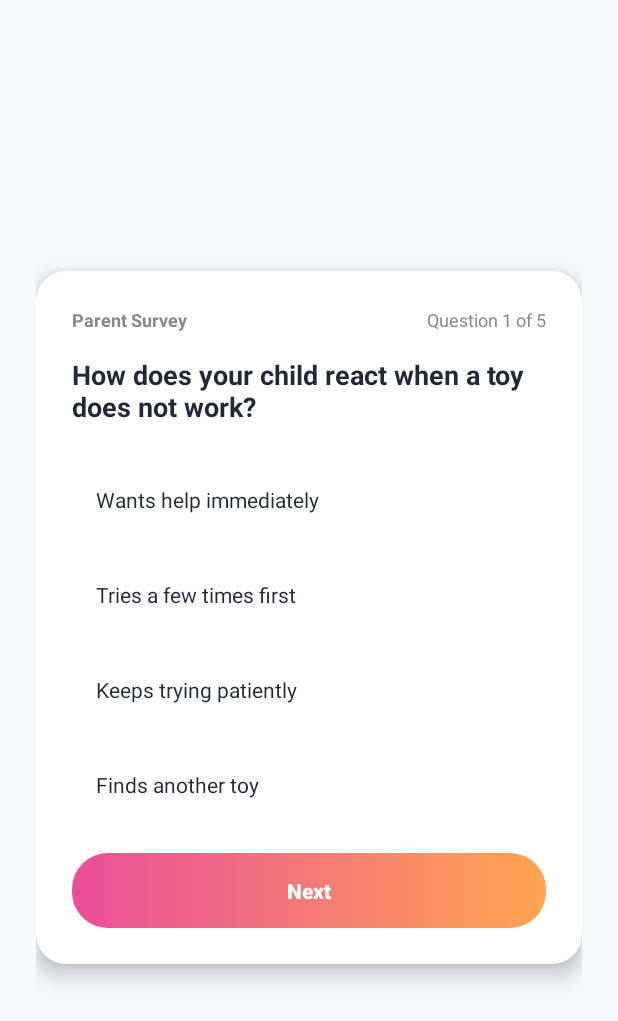
After one commit to shalz2230/Brain_Battle, an Android app built with Jetpack Compose: the PreGameSurveyActivity screen opened directly, with no data from a screen before it, on a phone screen of 412 x 824 dp. The commit adds this screen. Shown: the top 1021 px of the screen. Run offline under Robolectric (Android 15) with nearby library versions, the light colour scheme and no system bars.

Commit message:
Update submodules, validation message polish, and parent questionnaire integration

```diff
--- a/BrainBattle/BrainBattle/app/src/main/AndroidManifest.xml
+++ b/BrainBattle/BrainBattle/app/src/main/AndroidManifest.xml
@@ -69,6 +69,10 @@
         <activity android:name=".ForgotPasswordActivity"/>
         <activity android:name=".ChangePasswordActivity"/>
 
+        <!-- PARENT SURVEY ACTIVITIES -->
+        <activity android:name=".PreGameSurveyActivity" />
+        <activity android:name=".PostGameSurveyActivity" />
+
     </application>
 
 </manifest>
--- a/BrainBattle/BrainBattle/app/src/main/java/com/simats/brainbattle/ForgotPasswordActivity.kt
+++ b/BrainBattle/BrainBattle/app/src/main/java/com/simats/brainbattle/ForgotPasswordActivity.kt
@@ -27,6 +27,11 @@ class ForgotPasswordActivity : AppCompatActivity() {
 
             if (email.isEmpty()) {
                 Toast.makeText(this, "Enter email", Toast.LENGTH_SHORT).show()
+                return@setOnClickListener
+            }
+
+            if (!"^[a-zA-Z0-9._%+-]+@[a-zA-Z0-9.-]+\\.[a-zA-Z]{2,}$".toRegex().matches(email)) {
+                Toast.makeText(this, "Invalid mail", Toast.LENGTH_SHORT).show()
                 return@setOnClickListener
             }
 
--- a/BrainBattle/BrainBattle/app/src/main/java/com/simats/brainbattle/HomeActivity.kt
+++ b/BrainBattle/BrainBattle/app/src/main/java/com/simats/brainbattle/HomeActivity.kt
@@ -37,6 +37,11 @@ class HomeActivity : AppCompatActivity() {
         progressLevel = findViewById(R.id.progressLevel)
         scoreText = findViewById(R.id.scoreText)
         btnStart = findViewById(R.id.btnStart)
+
+        val btnStartSurvey = findViewById<Button>(R.id.btnStartSurvey)
+        btnStartSurvey.setOnClickListener {
+            startActivity(Intent(this, PreGameSurveyActivity::class.java))
+        }
 
         memory = findViewById(R.id.memory_card)
         logic = findViewById(R.id.logic_card)
--- /dev/null
+++ b/BrainBattle/BrainBattle/app/src/main/java/com/simats/brainbattle/PreGameSurveyActivity.kt
@@ -0,0 +1,160 @@
+package com.simats.brainbattle
+
+import android.os.Bundle
+import android.view.View
+import android.widget.LinearLayout
+import android.widget.TextView
+import android.widget.Toast
+import androidx.appcompat.app.AppCompatActivity
+import com.google.android.material.button.MaterialButton
+
+class PreGameSurveyActivity : AppCompatActivity() {
+
+    private lateinit var txtProgress: TextView
+    private lateinit var txtQuestion: TextView
+    private lateinit var btnNext: MaterialButton
+
+    private lateinit var btnOption1: LinearLayout
+    private lateinit var btnOption2: LinearLayout
+    private lateinit var btnOption3: LinearLayout
+    private lateinit var btnOption4: LinearLayout
+
+    private lateinit var txtOption1Text: TextView
+    private lateinit var txtOption2Text: TextView
+    private lateinit var txtOption3Text: TextView
+    private lateinit var txtOption4Text: TextView
+
+    private lateinit var txtOption1Percent: TextView
+    private lateinit var txtOption2Percent: TextView
+    private lateinit var txtOption3Percent: TextView
+    private lateinit var txtOption4Percent: TextView
+
+    private var currentQuestionIndex = 0
+    private var selectedOptionIndex = -1
+
+    private val questions = arrayOf(
+        Question(
+            "How does your child react when a toy does not work?",
+            arrayOf("Wants help immediately", "Tries a few times first", "Keeps trying patiently", "Finds another toy"),
+            arrayOf(20, 45, 25, 10)
+        ),
+        Question(
+            "Does your child group similar toys together during play?",
+            arrayOf("Not yet", "Sometimes, with guidance", "Often does it independently", "Always groups them"),
+            arrayOf(15, 40, 35, 10)
+        ),
+        Question(
+            "How often does your child ask questions about new things?",
+            arrayOf("Rarely asks questions", "Asks questions occasionally", "Asks many questions daily", "Constantly explores everything"),
+            arrayOf(10, 30, 45, 15)
+        ),
+        Question(
+            "Can your child follow a simple two-step instruction?",
+            arrayOf("Needs help each time", "Follows it sometimes", "Follows it most times", "Easily follows every time"),
+            arrayOf(15, 35, 40, 10)
+        ),
+        Question(
+            "How does your child complete simple matching games or puzzles?",
+            arrayOf("Needs a lot of time", "Takes time to figure it out", "Completes them fairly quickly", "Solves them very fast"),
+            arrayOf(20, 40, 30, 10)
+        )
+    )
+
+    override fun onCreate(savedInstanceState: Bundle?) {
+        super.onCreate(savedInstanceState)
+        setContentView(R.layout.activity_pre_game_survey)
+
+        txtProgress = findViewById(R.id.txtProgress)
+        txtQuestion = findViewById(R.id.txtQuestion)
+        btnNext = findViewById(R.id.btnNext)
+
+        btnOption1 = findViewById(R.id.btnOption1)
+        btnOption2 = findViewById(R.id.btnOption2)
+        btnOption3 = findViewById(R.id.btnOption3)
+        btnOption4 = findViewById(R.id.btnOption4)
+
+        txtOption1Text = findViewById(R.id.txtOption1Text)
+        txtOption2Text = findViewById(R.id.txtOption2Text)
+        txtOption3Text = findViewById(R.id.txtOption3Text)
+        txtOption4Text = findViewById(R.id.txtOption4Text)
+
+        txtOption1Percent = findViewById(R.id.txtOption1Percent)
+        txtOption2Percent = findViewById(R.id.txtOption2Percent)
+        txtOption3Percent = findViewById(R.id.txtOption3Percent)
+        txtOption4Percent = findViewById(R.id.txtOption4Percent)
+
+        setupQuestion()
+
+        val optionsLayouts = arrayOf(btnOption1, btnOption2, btnOption3, btnOption4)
+        for (i in optionsLayouts.indices) {
+            optionsLayouts[i].setOnClickListener {
+                if (selectedOptionIndex == -1) {
+                    selectOption(i)
+                }
+            }
+        }
+
+        btnNext.setOnClickListener {
+            if (currentQuestionIndex < questions.size - 1) {
+                currentQuestionIndex++
+                selectedOptionIndex = -1
+                setupQuestion()
+            } else {
+                Toast.makeText(this, "Thank you for completing the survey!", Toast.LENGTH_SHORT).show()
+                finish()
+            }
+        }
+    }
+
+    private fun setupQuestion() {
+        val q = questions[currentQuestionIndex]
+        txtProgress.text = "Question ${currentQuestionIndex + 1} of ${questions.size}"
+        txtQuestion.text = q.text
+
+        txtOption1Text.text = q.options[0]
+        txtOption2Text.text = q.options[1]
+        txtOption3Text.text = q.options[2]
+        txtOption4Text.text = q.options[3]
+
+        txtOption1Percent.text = "${q.percentages[0]}%"
+        txtOption2Percent.text = "${q.percentages[1]}%"
+        txtOption3Percent.text = "${q.percentages[2]}%"
+        txtOption4Percent.text = "${q.percentages[3]}%"
+
+        txtOption1Percent.visibility = View.GONE
+        txtOption2Percent.visibility = View.GONE
+        txtOption3Percent.visibility = View.GONE
+        txtOption4Percent.visibility = View.GONE
+
+        btnOption1.setBackgroundResource(R.drawable.card_bg)
+        btnOption2.setBackgroundResource(R.drawable.card_bg)
+        btnOption3.setBackgroundResource(R.drawable.card_bg)
+        btnOption4.setBackgroundResource(R.drawable.card_bg)
+
+        btnNext.isEnabled = false
+    }
+
+    private fun selectOption(index: Int) {
+        selectedOptionIndex = index
+
+        txtOption1Percent.visibility = View.VISIBLE
+        txtOption2Percent.visibility = View.VISIBLE
+        txtOption3Percent.visibility = View.VISIBLE
+        txtOption4Percent.visibility = View.VISIBLE
+
+        val optionsLayouts = arrayOf(btnOption1, btnOption2, btnOption3, btnOption4)
+        for (i in optionsLayouts.indices) {
+            if (i == index) {
+                optionsLayouts[i].setBackgroundResource(R.drawable.button_gradient)
+            }
+        }
+
+        btnNext.isEnabled = true
+    }
+
+    data class Question(
+        val text: String,
+        val options: Array<String>,
+        val percentages: Array<Int>
+    )
+}
--- a/BrainBattle/BrainBattle/app/src/main/java/com/simats/brainbattle/ResultActivity.kt
+++ b/BrainBattle/BrainBattle/app/src/main/java/com/simats/brainbattle/ResultActivity.kt
@@ -20,6 +20,10 @@ class ResultActivity : AppCompatActivity() {
         val txtStars = findViewById<TextView>(R.id.txtStars)
         val txtTime = findViewById<TextView>(R.id.txtTime)
         val btnContinue = findViewById<MaterialButton>(R.id.btnContinue)
+        val txtSurveyLink = findViewById<TextView>(R.id.txtSurveyLink)
+        txtSurveyLink.setOnClickListener {
+            startActivity(Intent(this, PostGameSurveyActivity::class.java))
+        }
 
         // ✅ Get data
         val level = intent.getIntExtra("LEVEL", 1)
--- a/BrainBattle/BrainBattle/app/src/main/java/com/simats/brainbattle/api/ApiClient.kt
+++ b/BrainBattle/BrainBattle/app/src/main/java/com/simats/brainbattle/api/ApiClient.kt
@@ -5,7 +5,7 @@ import retrofit2.converter.gson.GsonConverterFactory
 
 object ApiClient {
 
-    private const val BASE_URL = "http://10.197.170.23:5000/"
+    private const val BASE_URL = "http://10.232.58.23:5000/"
     // ⚠️ IMPORTANT:
     // 10.0.2.2 = localhost (for emulator)
     // If using real phone, use your PC IP
--- /dev/null
+++ b/BrainBattle/BrainBattle/app/src/main/res/layout/activity_pre_game_survey.xml
@@ -0,0 +1,211 @@
+<?xml version="1.0" encoding="utf-8"?>
+<RelativeLayout xmlns:android="http://schemas.android.com/apk/res/android"
+    xmlns:app="http://schemas.android.com/apk/res-auto"
+    android:layout_width="match_parent"
+    android:layout_height="match_parent"
+    android:background="@color/background">
+
+    <ScrollView
+        android:layout_width="match_parent"
+        android:layout_height="match_parent"
+        android:fillViewport="true">
+
+        <LinearLayout
+            android:layout_width="match_parent"
+            android:layout_height="wrap_content"
+            android:orientation="vertical"
+            android:padding="24dp"
+            android:gravity="center_vertical">
+
+            <LinearLayout
+                android:layout_width="match_parent"
+                android:layout_height="wrap_content"
+                android:orientation="vertical"
+                android:background="@drawable/card_bg"
+                android:padding="24dp"
+                android:elevation="8dp">
+
+                <RelativeLayout
+                    android:layout_width="match_parent"
+                    android:layout_height="wrap_content"
+                    android:layout_marginBottom="16dp">
+
+                    <TextView
+                        android:layout_width="wrap_content"
+                        android:layout_height="wrap_content"
+                        android:text="Parent Survey"
+                        android:textColor="#888888"
+                        android:textSize="12sp"
+                        android:textStyle="bold" />
+
+                    <TextView
+                        android:id="@+id/txtProgress"
+                        android:layout_width="wrap_content"
+                        android:layout_height="wrap_content"
+                        android:layout_alignParentEnd="true"
+                        android:text="Question 1 of 5"
+                        android:textColor="#888888"
+                        android:textSize="12sp" />
+                </RelativeLayout>
+
+                <TextView
+                    android:id="@+id/txtQuestion"
+                    android:layout_width="match_parent"
+                    android:layout_height="wrap_content"
+                    android:text="Question text goes here?"
+                    android:textColor="@color/text_dark"
+                    android:textSize="18sp"
+                    android:textStyle="bold"
+                    android:layout_marginBottom="24dp" />
+
+                <LinearLayout
+                    android:id="@+id/layoutOptions"
+                    android:layout_width="match_parent"
+                    android:layout_height="wrap_content"
+                    android:orientation="vertical"
+                    android:layout_marginBottom="20dp">
+
+                    <LinearLayout
+                        android:id="@+id/btnOption1"
+                        android:layout_width="match_parent"
+                        android:layout_height="wrap_content"
+                        android:orientation="horizontal"
+                        android:background="@drawable/card_bg"
+                        android:padding="16dp"
+                        android:layout_marginBottom="12dp"
+                        android:clickable="true"
+                        android:focusable="true">
+
+                        <TextView
+                            android:id="@+id/txtOption1Text"
+                            android:layout_width="0dp"
+                            android:layout_height="wrap_content"
+                            android:layout_weight="1"
+                            android:text="Option 1"
+                            android:textColor="@color/text_dark"
+                            android:textSize="14sp" />
+
+                        <TextView
+                            android:id="@+id/txtOption1Percent"
+                            android:layout_width="wrap_content"
+                            android:layout_height="wrap_content"
+                            android:text="20%"
+                            android:textColor="@color/primary"
+                            android:textStyle="bold"
+                            android:textSize="14sp"
+                            android:visibility="gone" />
+                    </LinearLayout>
+
+                    <LinearLayout
+                        android:id="@+id/btnOption2"
+                        android:layout_width="match_parent"
+                        android:layout_height="wrap_content"
+                        android:orientation="horizontal"
+                        android:background="@drawable/card_bg"
+                        android:padding="16dp"
+                        android:layout_marginBottom="12dp"
+                        android:clickable="true"
+                        android:focusable="true">
+
+                        <TextView
+                            android:id="@+id/txtOption2Text"
+                            android:layout_width="0dp"
+                            android:layout_height="wrap_content"
+                            android:layout_weight="1"
+                            android:text="Option 2"
+                            android:textColor="@color/text_dark"
+                            android:textSize="14sp" />
+
+                        <TextView
+                            android:id="@+id/txtOption2Percent"
+                            android:layout_width="wrap_content"
+                            android:layout_height="wrap_content"
+                            android:text="45%"
+                            android:textColor="@color/primary"
+                            android:textStyle="bold"
+                            android:textSize="14sp"
+                            android:visibility="gone" />
+                    </LinearLayout>
+
+                    <LinearLayout
+                        android:id="@+id/btnOption3"
+                        android:layout_width="match_parent"
+                        android:layout_height="wrap_content"
+                        android:orientation="horizontal"
+                        android:background="@drawable/card_bg"
+                        android:padding="16dp"
+                        android:layout_marginBottom="12dp"
+                        android:clickable="true"
+                        android:focusable="true">
+
+                        <TextView
+                            android:id="@+id/txtOption3Text"
+                            android:layout_width="0dp"
+                            android:layout_height="wrap_content"
+                            android:layout_weight="1"
+                            android:text="Option 3"
+                            android:textColor="@color/text_dark"
+                            android:textSize="14sp" />
+
+                        <TextView
+                            android:id="@+id/txtOption3Percent"
+                            android:layout_width="wrap_content"
+                            android:layout_height="wrap_content"
+                            android:text="25%"
+                            android:textColor="@color/primary"
+                            android:textStyle="bold"
+                            android:textSize="14sp"
+                            android:visibility="gone" />
+                    </LinearLayout>
+
+                    <LinearLayout
+                        android:id="@+id/btnOption4"
+                        android:layout_width="match_parent"
+                        android:layout_height="wrap_content"
+                        android:orientation="horizontal"
+                        android:background="@drawable/card_bg"
+                        android:padding="16dp"
+                        android:clickable="true"
+                        android:focusable="true">
+
+                        <TextView
+                            android:id="@+id/txtOption4Text"
+                            android:layout_width="0dp"
+                            android:layout_height="wrap_content"
+                            android:layout_weight="1"
+                            android:text="Option 4"
+                            android:textColor="@color/text_dark"
+                            android:textSize="14sp" />
+
+                        <TextView
+                            android:id="@+id/txtOption4Percent"
+                            android:layout_width="wrap_content"
+                            android:layout_height="wrap_content"
+                            android:text="10%"
+                            android:textColor="@color/primary"
+                            android:textStyle="bold"
+                            android:textSize="14sp"
+                            android:visibility="gone" />
+                    </LinearLayout>
+
+                </LinearLayout>
+
+                <com.google.android.material.button.MaterialButton
+                    android:id="@+id/btnNext"
+                    android:layout_width="match_parent"
+                    android:layout_height="50dp"
+                    android:text="Next"
+                    android:textColor="@color/white"
+                    android:textStyle="bold"
+                    android:textAllCaps="false"
+                    android:background="@drawable/button_gradient"
+                    android:backgroundTint="@null"
+                    app:backgroundTint="@null"
+                    android:enabled="false"/>
+
+            </LinearLayout>
+
+        </LinearLayout>
+    </ScrollView>
+
+</RelativeLayout>
```
Also changed, not shown: BrainBattle/BrainBattle/app/src/main/java/com/simats/brainbattle/ChangePasswordActivity.kt (+10 -0 lines), BrainBattle/BrainBattle/app/src/main/java/com/simats/brainbattle/LoginActivity.kt (+9 -0 lines), BrainBattle/BrainBattle/app/src/main/java/com/simats/brainbattle/PostGameSurveyActivity.kt (added, +92 -0 lines), BrainBattle/BrainBattle/app/src/main/java/com/simats/brainbattle/SignupActivity.kt (+10 -0 lines), BrainBattle/BrainBattle/app/src/main/res/layout/activity_homescreen.xml (+44 -0 lines), BrainBattle/BrainBattle/app/src/main/res/layout/activity_post_game_survey.xml (added, +167 -0 lines), BrainBattle/BrainBattle/app/src/main/res/layout/activity_result.xml (+11 -0 lines), 1 other file.
